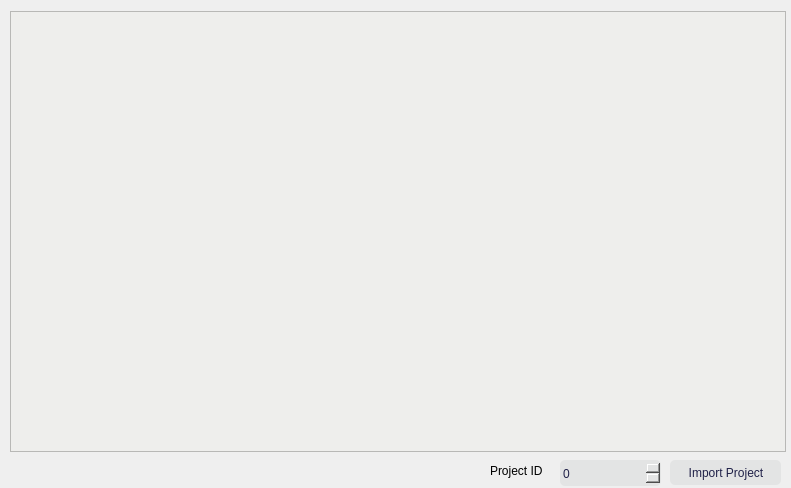
Before: the Qt Designer form FrameWorkCode/dashboard.ui in UDAAN-LEAP/leap-pe-tool, drawn with Qt 5.
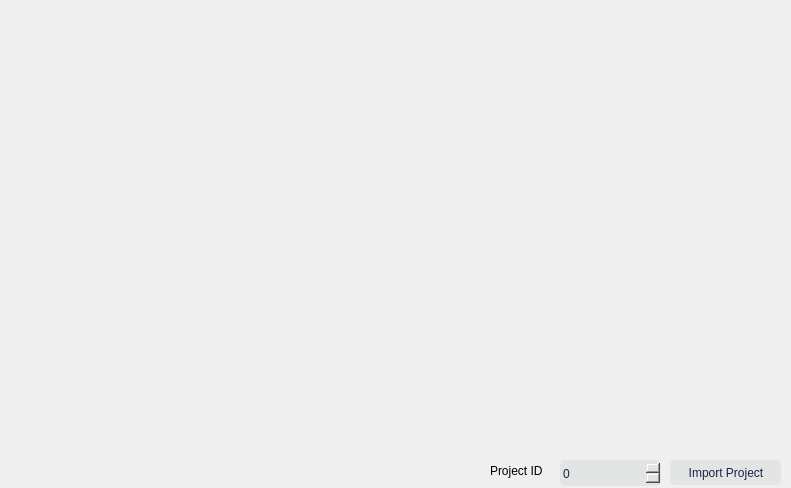
After: the same form once the commit is applied. Icons and pictures are not drawn.

The edit to the form file:
```diff
--- a/FrameWorkCode/dashboard.ui
+++ b/FrameWorkCode/dashboard.ui
@@ -22,22 +22,6 @@
   <property name="styleSheet">
    <string notr="true"/>
   </property>
-  <widget class="QTextBrowser" name="textBrowser">
-   <property name="geometry">
-    <rect>
-     <x>-15</x>
-     <y>11</y>
-     <width>801</width>
-     <height>441</height>
-    </rect>
-   </property>
-   <property name="styleSheet">
-    <string notr="true">font: 16pt &quot;Shobhika&quot;;
-background-color: rgb(238, 238, 236);
-color: rgb(0, 0, 0);
-margin-left: 25%;</string>
-   </property>
-  </widget>
   <widget class="QPushButton" name="pushButton">
    <property name="geometry">
     <rect>
@@ -112,6 +96,17 @@
 } QSpinBox:checked{background-color: rgb(136, 138, 133);} QSpinBox:pressed {background-color: rgb(136, 138, 133);}</string>
    </property>
   </widget>
+  <widget class="QWidget" name="verticalLayoutWidget">
+   <property name="geometry">
+    <rect>
+     <x>9</x>
+     <y>19</y>
+     <width>771</width>
+     <height>431</height>
+    </rect>
+   </property>
+   <layout class="QVBoxLayout" name="verticalLayout"/>
+  </widget>
  </widget>
  <resources>
   <include location="AppResources.qrc"/>
```
